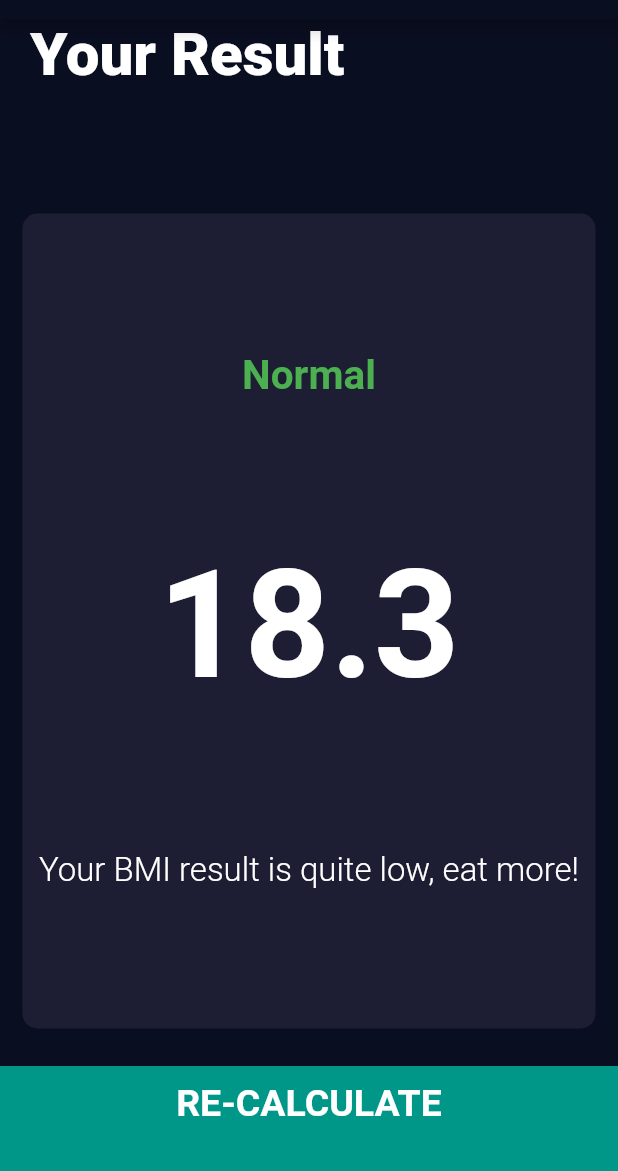
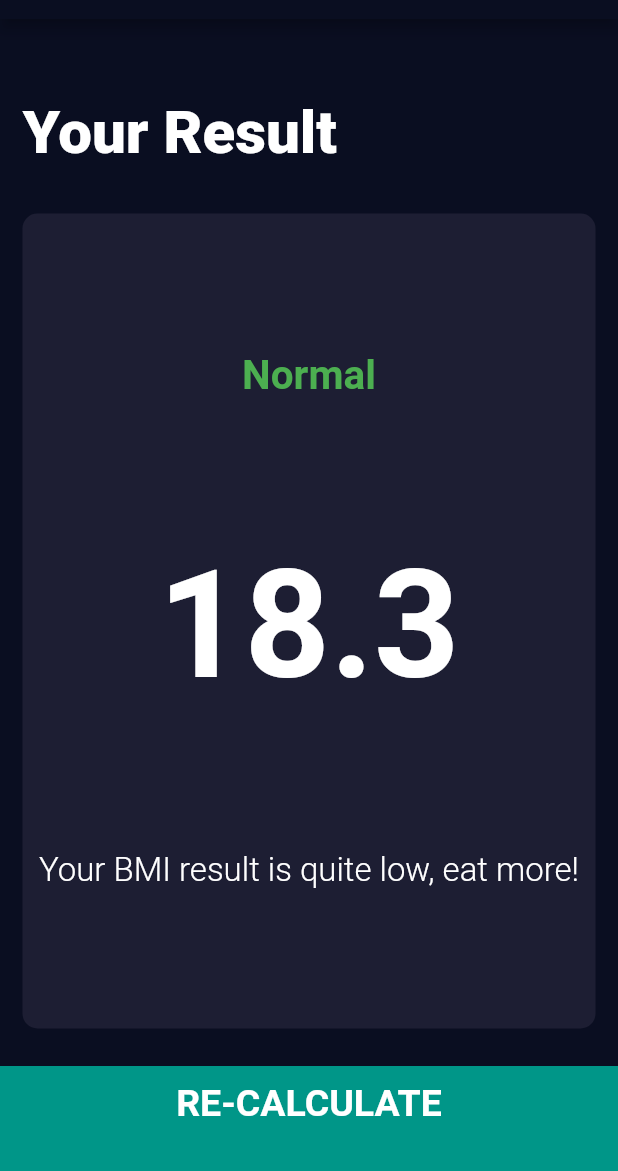
Before and after one commit to Gruja13/BMI-Calculator, a Flutter app: the ResultsPage screen opened directly, on a phone screen of 412 x 824 dp, the part 65-1236 px from its top. Run offline on Flutter 3.47's test engine with Material 2 defaults, Android fonts, the phone set to English and light mode, and no system bars; our stand-ins replace font_awesome_flutter.

Commit message:
Results page small style update

```diff
--- a/lib/screens/results_page.dart
+++ b/lib/screens/results_page.dart
@@ -14,15 +14,18 @@ class ResultsPage extends StatelessWidget {
         mainAxisAlignment: MainAxisAlignment.spaceEvenly,
         crossAxisAlignment: CrossAxisAlignment.stretch,
         children: <Widget>[
+          // Result title
           Expanded(
             child: Container(
-              padding: EdgeInsets.only(left: 20.0),
+              padding: EdgeInsets.all(15.0),
+              alignment: Alignment.bottomLeft,
               child: Text(
                 'Your Result',
                 style: kTitleFontSize,
               ),
             ),
           ),
+          // Result text
           Expanded(
             flex: 5,
             child: RefCard(
@@ -48,6 +51,7 @@ class ResultsPage extends StatelessWidget {
               ),
             ),
           ),
+          // Re-calculate button
           BottomButton(
             buttonTitle: 'RE-CALCULATE',
             onTap: () {
```
